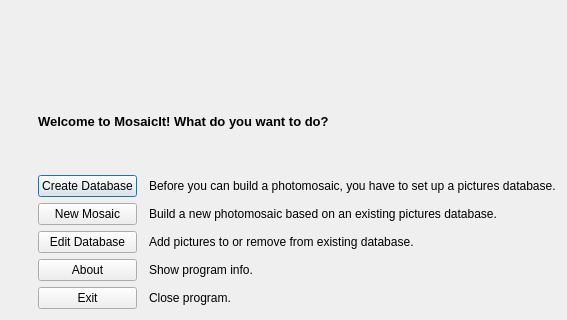
This is mainwindow.ui in seanet7or/mosaicit as Qt 5 draws it before an edit; both pictures show x 102 to 669 and y 223 to 543 of the 669 by 543 pixel window. The edited form follows.
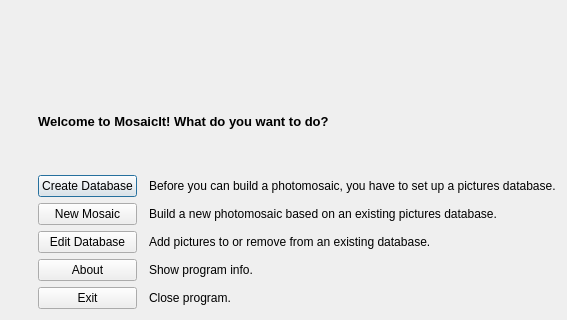
This is the edited form. Icons and pictures are not drawn.

What changed in the file:
```diff
--- a/mainwindow.ui
+++ b/mainwindow.ui
@@ -176,7 +176,7 @@
       <item row="5" column="3">
        <widget class="QLabel" name="label_6">
         <property name="text">
-         <string>Add pictures to or remove from existing database.</string>
+         <string>Add pictures to or remove from an existing database.</string>
         </property>
        </widget>
       </item>
```
